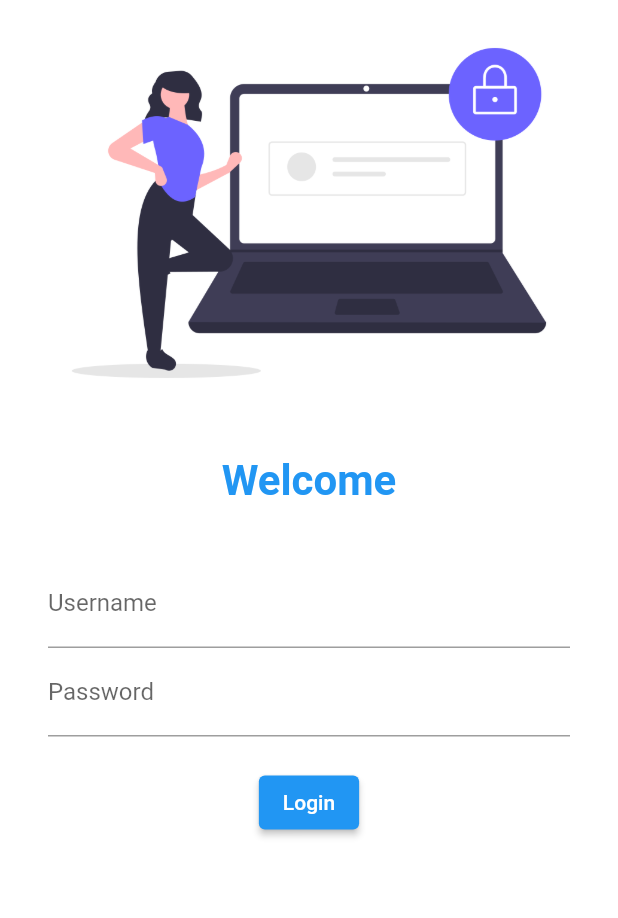
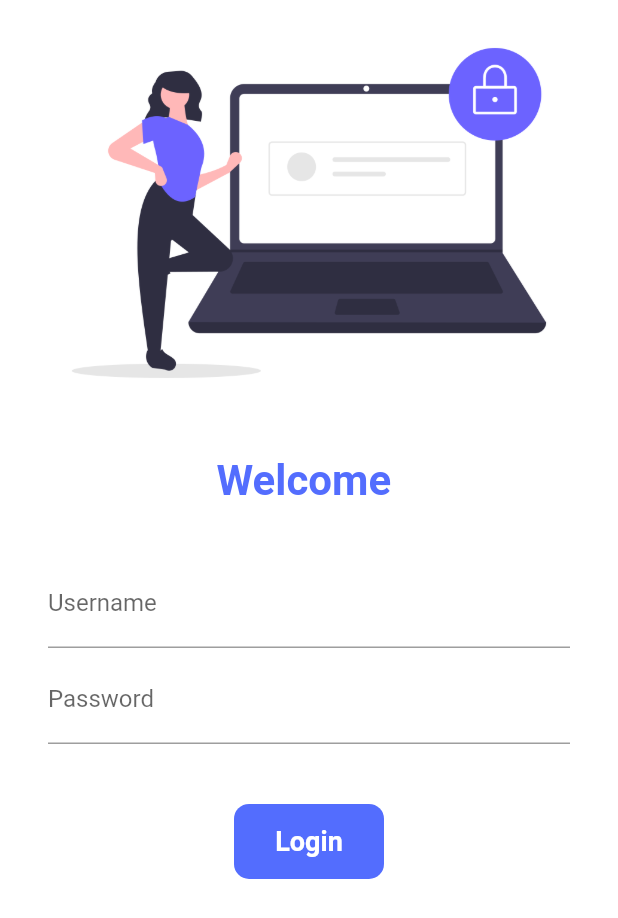
Before and after one commit to Lalit1471/GamerKart, a Flutter app: the screen it shows after launch, on a phone screen of 412 x 824 dp. Shown: the top 918 px of the screen. Run offline on Flutter 3.47's test engine with Material 2 defaults, Android fonts, the phone set to English and light mode, and no system bars.

Commit message:
Added Animation delay to login

```diff
--- a/lib/pages/loginpage.dart
+++ b/lib/pages/loginpage.dart
@@ -3,14 +3,21 @@ import 'package:first_app/utils/routes.dart';
 import 'homepage.dart';
 import 'package:flutter/material.dart';
 
-class LoginPage extends StatelessWidget
+class LoginPage extends StatefulWidget
 {
   const LoginPage({Key? key}) : super(key: key);
 
   @override
+  State<LoginPage> createState() => _LoginPageState();
+}
+
+class _LoginPageState extends State<LoginPage> {
+  static String name = "";
+  static bool changeButton = false;
+
+  @override
   Widget build(BuildContext context)
   {
-
     return Material(
       color: Colors.white,
       child: SingleChildScrollView(
@@ -18,16 +25,17 @@ class LoginPage extends StatelessWidget
           children: [
             Image.asset(
               "assets/images/login_page.png",
-              fit: BoxFit.contain,
+              fit: BoxFit.scaleDown,
             ),
             const SizedBox(
               height: 20.0,
             ),
-            const Text("Welcome", style: TextStyle(
+            Text("Welcome $name",
+              style: const TextStyle(
               fontSize: 28,
               fontWeight: FontWeight.bold,
               fontStyle: FontStyle.normal,
-              color: Colors.blue,
+              color: Colors.indigoAccent,
             ),),
             const SizedBox(
               height: 20.0,
@@ -41,6 +49,15 @@ class LoginPage extends StatelessWidget
                       labelText: "Username",
                       hintText: "Enter Username",
                     ),
+                    onChanged: (value){
+                      name = value;
+                      setState(() {
+
+                      });
+                    },
+                  ),
+                  const SizedBox(
+                    height: 5.0,
                   ),
                   TextFormField(
                     obscureText: true,
@@ -50,20 +67,48 @@ class LoginPage extends StatelessWidget
                     ),
                   ),
                   const SizedBox(
-                    height: 20.0,
+                    height: 40.0,
                   ),
-                  ElevatedButton(
-                    child: Text("Login"),
-                    onPressed: (){
+                  InkWell(
+                    onTap: () async{
+                      setState(() {
+                        changeButton = true;
+                      });
+
+                      await Future.delayed(const Duration(milliseconds: 550));
                       Navigator.pushNamed(context, MyRoutes.homeRoute);
                     },
-                    onLongPress: (){
-                      print("Hi long Lalit! Hehe");
-                    },
-                    style: TextButton.styleFrom(
-
+                    child: AnimatedContainer(
+                      duration: const Duration(milliseconds: 500),
+                      width: changeButton? 50: 100,
+                      height: 50,
+                      alignment: Alignment.center,
+                      child: changeButton
+                          ?const Icon(Icons.done,color: Colors.white,)
+                          :const Text("Login",
+                        style: TextStyle(
+                            color: Colors.white,
+                            fontWeight: FontWeight.bold,
+                            fontSize: 18),
+                      ),
+                      decoration: BoxDecoration(
+                        borderRadius: BorderRadius.circular(changeButton? 50: 10),
+                        color: Colors.indigoAccent,
+                      ),
                     ),
-                  )
+                  ),
+                  // ElevatedButton(
+                  //   child: const Text("Login"),
+                  //   onPressed: (){
+                  //     Navigator.pushNamed(context, MyRoutes.homeRoute);
+                  //   },
+                  //   onLongPress: (){
+                  //     print("Hi long Lalit! Hehe");
+                  //   },
+                  //   style: TextButton.styleFrom(
+                  //
+                  //   ),
+                  // )
                 ],
               ),
             ),
```
